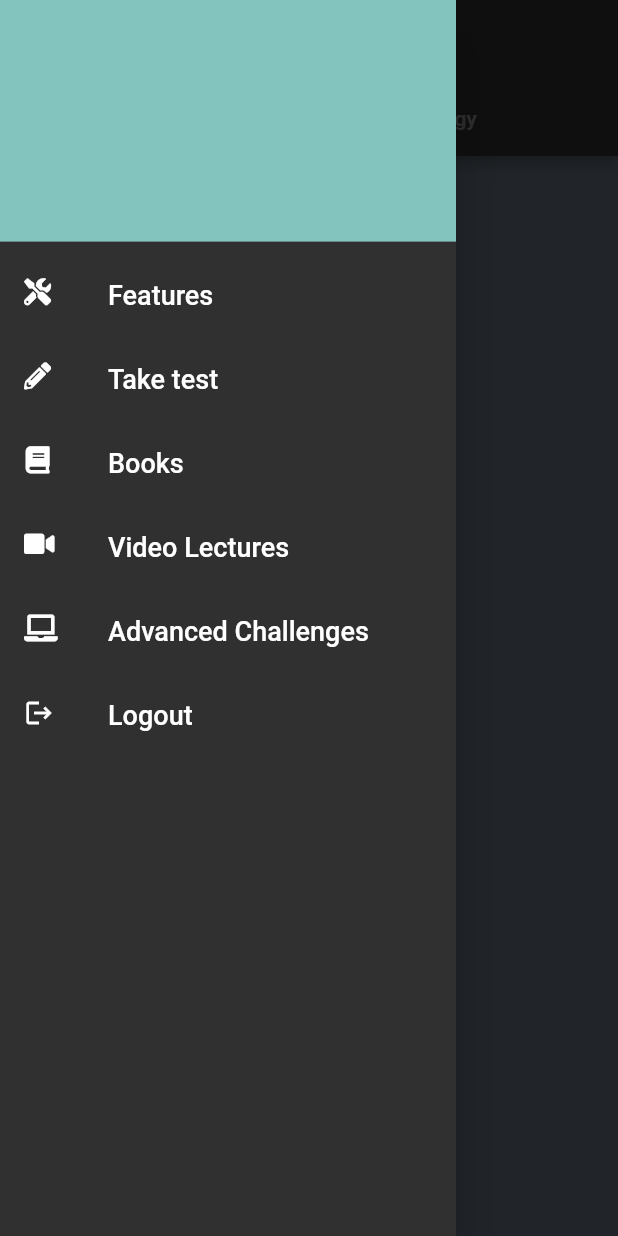
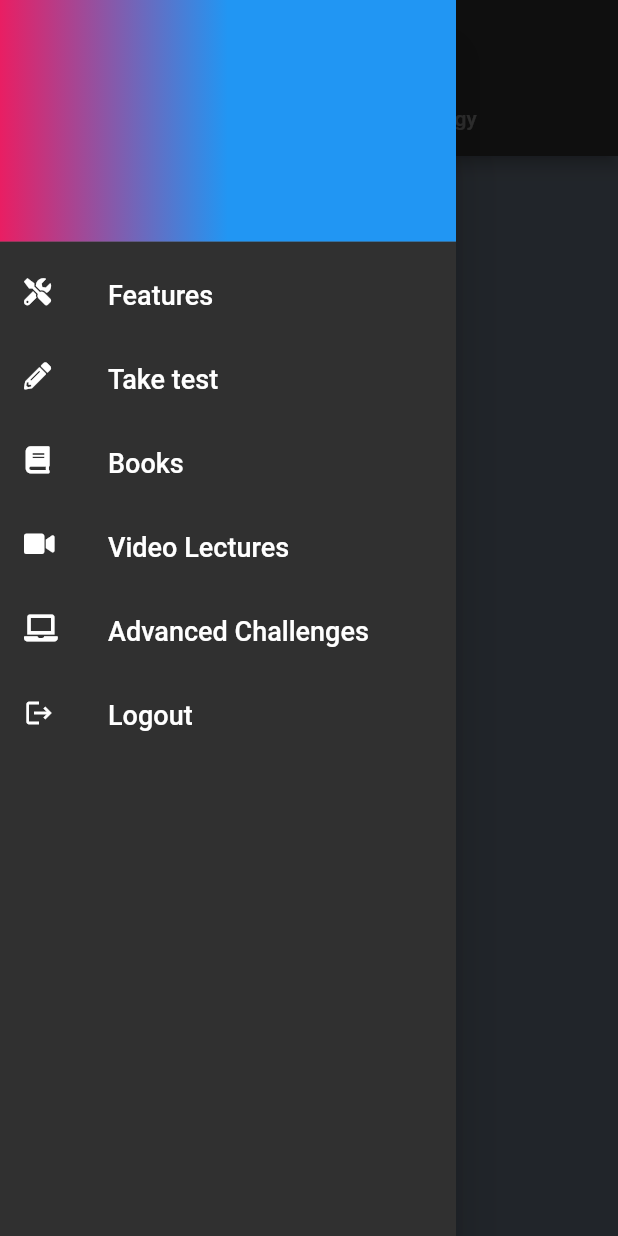
Before and after one commit to PatilAmartyaJ/educational_app, a Flutter app: the PCBHome screen opened directly with empty values, with the side drawer open, on a phone screen of 412 x 824 dp. Run offline on Flutter 3.47's test engine with Material 2 defaults, Android fonts, the phone set to English and light mode, and no system bars; our stand-ins replace avatar_glow, cloud_firestore, email_validator, firebase_auth, firebase_core, flutter_animation_progress_bar and 7 more; missing offline and left inert: adobe_xd, spincircle_bottom_bar; accounts and stored records are empty; network calls fail.

Commit message:
changed theme

```diff
--- a/lib/Components/drawer.dart
+++ b/lib/Components/drawer.dart
@@ -26,7 +26,13 @@ class DrawerWidget extends StatelessWidget {
         padding: EdgeInsets.zero,
         children: [
           DrawerHeader(
-            decoration: BoxDecoration(color: Color(0xFF83c5be)),
+            decoration: BoxDecoration(
+                gradient: LinearGradient(
+                    begin: const FractionalOffset(0.0, 0.0),
+                    end: const FractionalOffset(0.5, 0.0),
+                    stops: [0.0, 1.0],
+                    tileMode: TileMode.clamp,
+                    colors: <Color>[Colors.pink, Colors.blue])),
             child: Column(
               mainAxisAlignment: MainAxisAlignment.end,
               crossAxisAlignment: CrossAxisAlignment.start,
```
